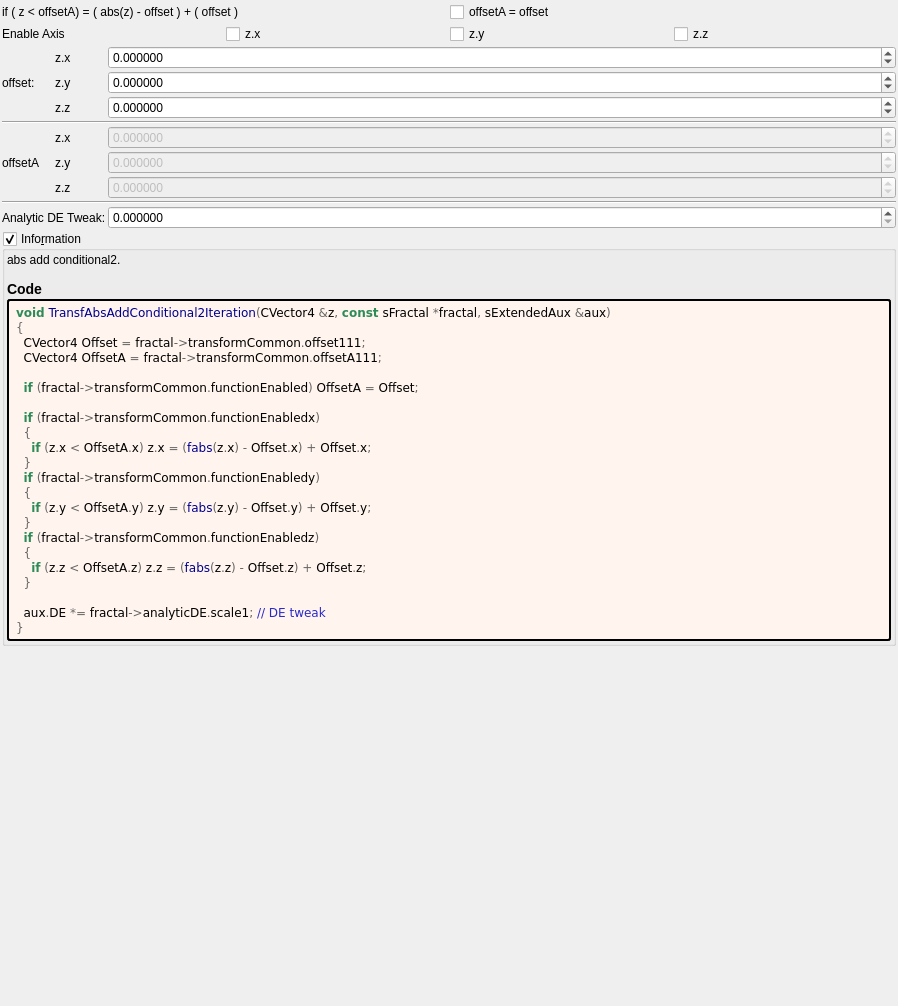
The window that mandelbulber2/formula/ui/transf_abs_add_conditional2.ui (buddhi1980/mandelbulber2) describes before a commit, drawn with Qt 5.
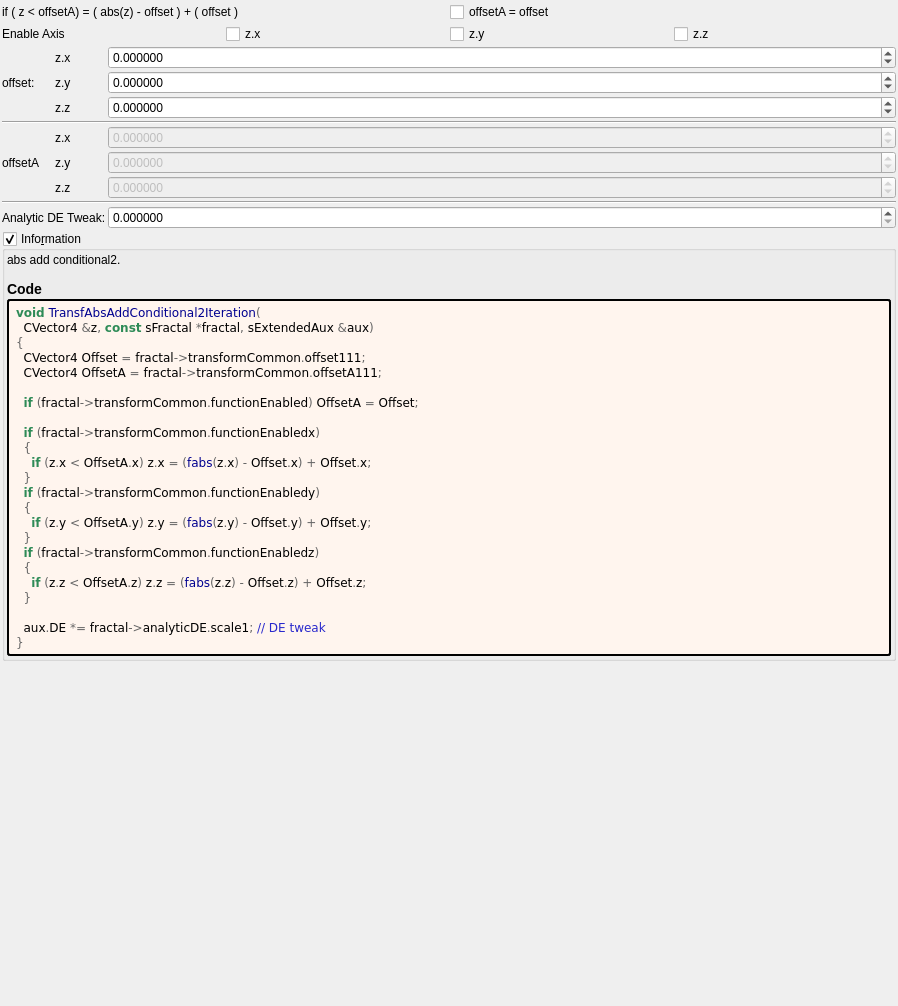
The same window after the commit. Custom widgets are drawn as their Qt base class.

Diff of the .ui file:
```diff
--- a/mandelbulber2/formula/ui/transf_abs_add_conditional2.ui
+++ b/mandelbulber2/formula/ui/transf_abs_add_conditional2.ui
@@ -419,7 +419,8 @@
         </property>
         <property name="text">
          <string notr="true">&lt;body style=&quot;background-color:#fff5ee&quot;&gt;
-&lt;pre style=&quot;color:#000000; background-color:#fff5ee;  font-family:'Courier New',monospace;&quot;&gt;&lt;span style=&quot;color:#2e8b57; font-weight:bold&quot;&gt;void&lt;/span&gt; &lt;span style=&quot;color:#00008f&quot;&gt;TransfAbsAddConditional2Iteration&lt;/span&gt;&lt;span style=&quot;color:#676767&quot;&gt;(&lt;/span&gt;CVector4 &lt;span style=&quot;color:#676767&quot;&gt;&amp;amp;&lt;/span&gt;z&lt;span style=&quot;color:#676767&quot;&gt;,&lt;/span&gt; &lt;span style=&quot;color:#2e8b57; font-weight:bold&quot;&gt;const&lt;/span&gt; sFractal &lt;span style=&quot;color:#676767&quot;&gt;*&lt;/span&gt;fractal&lt;span style=&quot;color:#676767&quot;&gt;,&lt;/span&gt; sExtendedAux &lt;span style=&quot;color:#676767&quot;&gt;&amp;amp;&lt;/span&gt;aux&lt;span style=&quot;color:#676767&quot;&gt;)&lt;/span&gt;
+&lt;pre style=&quot;color:#000000; background-color:#fff5ee;  font-family:'Courier New',monospace;&quot;&gt;&lt;span style=&quot;color:#2e8b57; font-weight:bold&quot;&gt;void&lt;/span&gt; &lt;span style=&quot;color:#00008f&quot;&gt;TransfAbsAddConditional2Iteration&lt;/span&gt;&lt;span style=&quot;color:#676767&quot;&gt;(&lt;/span&gt;
+  CVector4 &lt;span style=&quot;color:#676767&quot;&gt;&amp;amp;&lt;/span&gt;z&lt;span style=&quot;color:#676767&quot;&gt;,&lt;/span&gt; &lt;span style=&quot;color:#2e8b57; font-weight:bold&quot;&gt;const&lt;/span&gt; sFractal &lt;span style=&quot;color:#676767&quot;&gt;*&lt;/span&gt;fractal&lt;span style=&quot;color:#676767&quot;&gt;,&lt;/span&gt; sExtendedAux &lt;span style=&quot;color:#676767&quot;&gt;&amp;amp;&lt;/span&gt;aux&lt;span style=&quot;color:#676767&quot;&gt;)&lt;/span&gt;
 &lt;span style=&quot;color:#676767&quot;&gt;{&lt;/span&gt;
   CVector4 Offset &lt;span style=&quot;color:#676767&quot;&gt;=&lt;/span&gt; fractal&lt;span style=&quot;color:#676767&quot;&gt;-&amp;gt;&lt;/span&gt;transformCommon&lt;span style=&quot;color:#676767&quot;&gt;.&lt;/span&gt;offset111&lt;span style=&quot;color:#676767&quot;&gt;;&lt;/span&gt;
   CVector4 OffsetA &lt;span style=&quot;color:#676767&quot;&gt;=&lt;/span&gt; fractal&lt;span style=&quot;color:#676767&quot;&gt;-&amp;gt;&lt;/span&gt;transformCommon&lt;span style=&quot;color:#676767&quot;&gt;.&lt;/span&gt;offsetA111&lt;span style=&quot;color:#676767&quot;&gt;;&lt;/span&gt;
```
